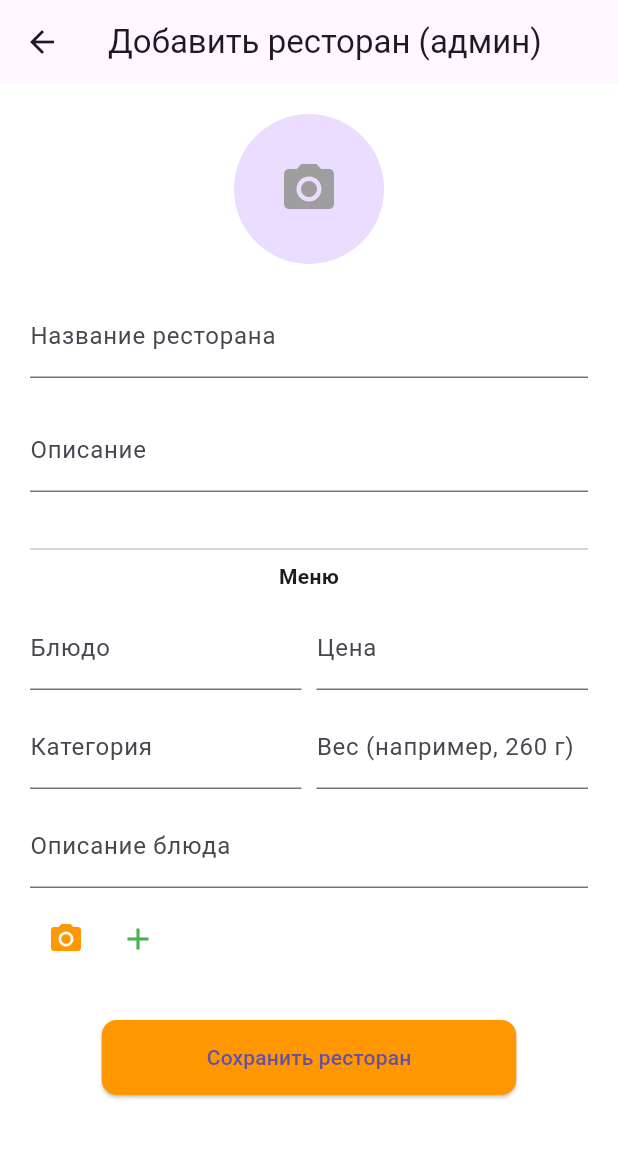
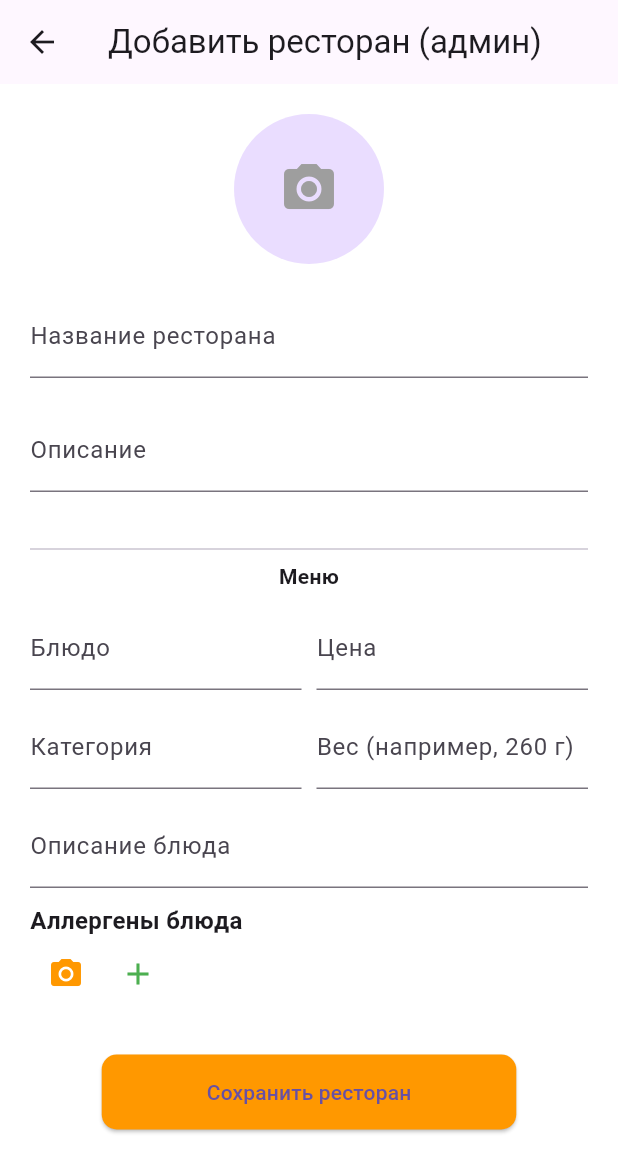
Before and after one commit to Zolomed/food_app, a Flutter app: the AdminAddRestaurantScreen screen opened by its route, after a tap on the "add" icon, on a phone screen of 412 x 824 dp. Shown: the top 1172 px of the screen. Run offline on Flutter 3.47's test engine with Material 3 defaults, Android fonts, the phone set to English and light mode, and no system bars; our stand-ins replace cloud_firestore, firebase_auth, firebase_core, firebase_storage, flutter_multi_formatter, image_picker; accounts and stored records are empty; generated files the repository leaves out were written again.

Commit message:
Добавление учета аллергий

```diff
--- a/lib/models/menu_item.dart
+++ b/lib/models/menu_item.dart
@@ -6,6 +6,7 @@ class MenuItem {
   final String? category;
   final String? weight;
   final String? description;
+  final List<String> allergens;
 
   MenuItem({
     required this.id,
@@ -15,6 +16,7 @@ class MenuItem {
     this.category,
     this.weight,
     this.description,
+    this.allergens = const [],
   });
 
   factory MenuItem.fromMap(String id, Map<String, dynamic> map) {
@@ -26,6 +28,7 @@ class MenuItem {
       category: map['category'],
       weight: map['weight'],
       description: map['description'],
+      allergens: List<String>.from(map['allergens'] ?? []),
     );
   }
 
@@ -37,6 +40,7 @@ class MenuItem {
       'category': category,
       'weight': weight,
       'description': description,
+      'allergens': allergens,
     };
   }
 }
--- a/lib/screens/admin_add_restaurant_screen.dart
+++ b/lib/screens/admin_add_restaurant_screen.dart
@@ -26,8 +26,26 @@ class _AdminAddRestaurantScreenState extends State<AdminAddRestaurantScreen> {
   final menuWeightController = TextEditingController();
   final menuDescriptionController = TextEditingController();
   File? _menuImageFile;
+  List<String> selectedMenuAllergens = [];
 
+  List<String> allAllergies = [];
+  bool isLoadingAllergies = true;
   bool isLoading = false;
+
+  @override
+  void initState() {
+    super.initState();
+    fetchAllAllergies();
+  }
+
+  Future<void> fetchAllAllergies() async {
+    final snapshot =
+        await FirebaseFirestore.instance.collection('allergies').get();
+    setState(() {
+      allAllergies = snapshot.docs.map((doc) => doc['name'] as String).toList();
+      isLoadingAllergies = false;
+    });
+  }
 
   Future<String?> _uploadImage(File file, String path) async {
     final ref = FirebaseStorage.instance.ref().child(path);
@@ -76,6 +94,7 @@ class _AdminAddRestaurantScreenState extends State<AdminAddRestaurantScreen> {
       'category': menuCategoryController.text.trim(),
       'weight': menuWeightController.text.trim(),
       'description': menuDescriptionController.text.trim(),
+      'allergens': selectedMenuAllergens,
     });
 
     menuNameController.clear();
@@ -83,6 +102,7 @@ class _AdminAddRestaurantScreenState extends State<AdminAddRestaurantScreen> {
     menuCategoryController.clear();
     menuWeightController.clear();
     menuDescriptionController.clear();
+    selectedMenuAllergens = [];
     _menuImageFile = null;
     setState(() => isLoading = false);
   }
@@ -104,7 +124,6 @@ class _AdminAddRestaurantScreenState extends State<AdminAddRestaurantScreen> {
       'image': imageUrl ?? '',
     });
 
-    // Добавляем меню
     for (var item in menuItems) {
       await restaurantRef.collection('menu').add(item);
     }
@@ -122,6 +141,12 @@ class _AdminAddRestaurantScreenState extends State<AdminAddRestaurantScreen> {
 
   @override
   Widget build(BuildContext context) {
+    if (isLoadingAllergies) {
+      return Scaffold(
+        appBar: AppBar(title: Text('Добавить ресторан (админ)')),
+        body: Center(child: CircularProgressIndicator()),
+      );
+    }
     return Scaffold(
       appBar: AppBar(title: Text('Добавить ресторан (админ)')),
       body: isLoading
@@ -215,6 +240,27 @@ class _AdminAddRestaurantScreenState extends State<AdminAddRestaurantScreen> {
                       decoration: InputDecoration(labelText: 'Описание блюда'),
                     ),
                     SizedBox(height: 10),
+                    Align(
+                      alignment: Alignment.centerLeft,
+                      child: Text(
+                        'Аллергены блюда',
+                        style: TextStyle(
+                            fontWeight: FontWeight.bold, fontSize: 16),
+                      ),
+                    ),
+                    ...allAllergies.map((allergy) => CheckboxListTile(
+                          title: Text(allergy),
+                          value: selectedMenuAllergens.contains(allergy),
+                          onChanged: (val) {
+                            setState(() {
+                              if (val == true) {
+                                selectedMenuAllergens.add(allergy);
+                              } else {
+                                selectedMenuAllergens.remove(allergy);
+                              }
+                            });
+                          },
+                        )),
                     Row(
                       children: [
                         IconButton(
```
Also changed, not shown: lib/models/app_user.dart (+8 -0 lines), lib/screens/edit_profile_screen.dart (+73 -19 lines), lib/screens/food_selection_screen.dart (+42 -4 lines).
